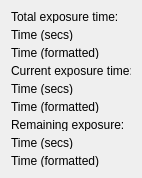
Old version of the form STFC/HexitecGigEProject/trunk/HexitecGigE/progressform.ui in the repository stfc-detectors/hexitec.
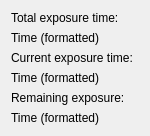
New version of the form.

Diff of the .ui file:
```diff
--- a/STFC/HexitecGigEProject/trunk/HexitecGigE/progressform.ui
+++ b/STFC/HexitecGigEProject/trunk/HexitecGigE/progressform.ui
@@ -6,182 +6,59 @@
    <rect>
     <x>0</x>
     <y>0</y>
-    <width>138</width>
-    <height>174</height>
+    <width>136</width>
+    <height>126</height>
    </rect>
   </property>
-  <property name="maximumSize">
+  <property name="minimumSize">
    <size>
-    <width>142</width>
-    <height>183</height>
+    <width>0</width>
+    <height>0</height>
    </size>
   </property>
   <property name="windowTitle">
    <string>Form</string>
   </property>
-  <layout class="QGridLayout" name="gridLayout_2">
-   <item row="6" column="1">
-    <widget class="QLabel" name="currentTimeFormattedLabel">
-     <property name="minimumSize">
-      <size>
-       <width>120</width>
-       <height>12</height>
-      </size>
-     </property>
-     <property name="maximumSize">
-      <size>
-       <width>170</width>
-       <height>13</height>
-      </size>
-     </property>
-     <property name="text">
-      <string>Time (formatted)</string>
-     </property>
-    </widget>
-   </item>
-   <item row="4" column="1">
-    <widget class="QLabel" name="CurrentExposureLabel">
-     <property name="minimumSize">
-      <size>
-       <width>120</width>
-       <height>12</height>
-      </size>
-     </property>
-     <property name="maximumSize">
-      <size>
-       <width>170</width>
-       <height>13</height>
-      </size>
-     </property>
-     <property name="text">
-      <string>Current exposure time:</string>
-     </property>
-    </widget>
-   </item>
-   <item row="3" column="1">
+  <layout class="QGridLayout" name="gridLayout">
+   <item row="1" column="0" colspan="2">
     <widget class="QLabel" name="daqTimeFormattedLabel">
-     <property name="minimumSize">
-      <size>
-       <width>0</width>
-       <height>12</height>
-      </size>
-     </property>
      <property name="text">
       <string>Time (formatted)</string>
      </property>
     </widget>
    </item>
-   <item row="2" column="1">
-    <widget class="QLabel" name="daqTimeSecsLabel">
-     <property name="minimumSize">
-      <size>
-       <width>120</width>
-       <height>12</height>
-      </size>
-     </property>
-     <property name="maximumSize">
-      <size>
-       <width>170</width>
-       <height>13</height>
-      </size>
-     </property>
-     <property name="text">
-      <string>Time (secs)</string>
-     </property>
-    </widget>
-   </item>
-   <item row="5" column="1">
-    <widget class="QLabel" name="currentTimeSecsLabel">
-     <property name="minimumSize">
-      <size>
-       <width>120</width>
-       <height>12</height>
-      </size>
-     </property>
-     <property name="maximumSize">
-      <size>
-       <width>170</width>
-       <height>13</height>
-      </size>
-     </property>
-     <property name="text">
-      <string>Time (secs)</string>
-     </property>
-    </widget>
-   </item>
-   <item row="1" column="1">
-    <widget class="QLabel" name="totalExposureLabel">
-     <property name="minimumSize">
-      <size>
-       <width>120</width>
-       <height>12</height>
-      </size>
-     </property>
-     <property name="maximumSize">
-      <size>
-       <width>170</width>
-       <height>13</height>
-      </size>
-     </property>
-     <property name="text">
-      <string>Total exposure time:</string>
-     </property>
-    </widget>
-   </item>
-   <item row="7" column="1">
-    <widget class="QLabel" name="label">
-     <property name="minimumSize">
-      <size>
-       <width>120</width>
-       <height>12</height>
-      </size>
-     </property>
-     <property name="maximumSize">
-      <size>
-       <width>170</width>
-       <height>13</height>
-      </size>
-     </property>
+   <item row="4" column="0" colspan="2">
+    <widget class="QLabel" name="label_2">
      <property name="text">
       <string>Remaining exposure:</string>
      </property>
     </widget>
    </item>
-   <item row="9" column="1">
+   <item row="2" column="0">
+    <widget class="QLabel" name="label_4">
+     <property name="text">
+      <string>Current exposure time:</string>
+     </property>
+    </widget>
+   </item>
+   <item row="5" column="0" colspan="2">
     <widget class="QLabel" name="remainingTimeFormattedLabel">
-     <property name="minimumSize">
-      <size>
-       <width>120</width>
-       <height>12</height>
-      </size>
-     </property>
-     <property name="maximumSize">
-      <size>
-       <width>170</width>
-       <height>13</height>
-      </size>
-     </property>
      <property name="text">
       <string>Time (formatted)</string>
      </property>
     </widget>
    </item>
-   <item row="8" column="1">
-    <widget class="QLabel" name="remainingTimeSecsLabel">
-     <property name="minimumSize">
-      <size>
-       <width>120</width>
-       <height>12</height>
-      </size>
+   <item row="0" column="0" colspan="2">
+    <widget class="QLabel" name="label_6">
+     <property name="text">
+      <string>Total exposure time:</string>
      </property>
-     <property name="maximumSize">
-      <size>
-       <width>170</width>
-       <height>13</height>
-      </size>
-     </property>
+    </widget>
+   </item>
+   <item row="3" column="0">
+    <widget class="QLabel" name="currentTimeFormattedLabel">
      <property name="text">
-      <string>Time (secs)</string>
+      <string>Time (formatted)</string>
      </property>
     </widget>
    </item>
```
